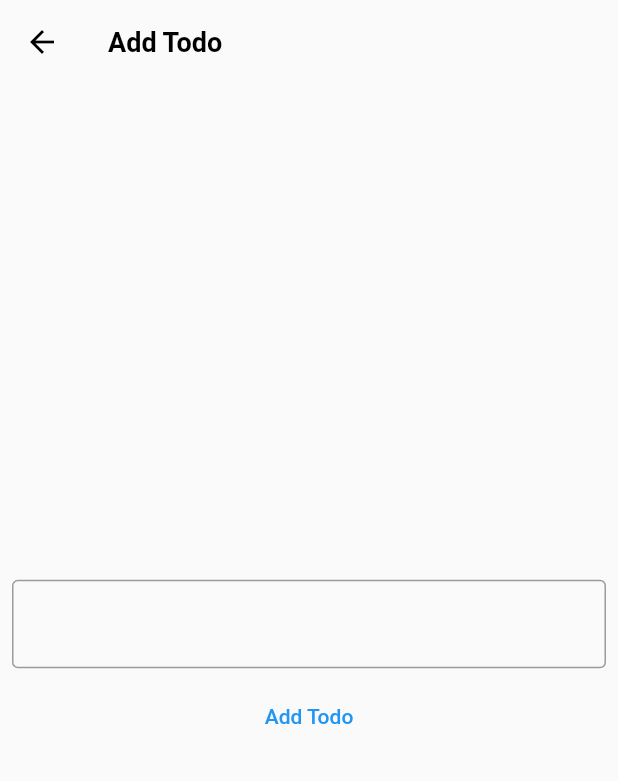
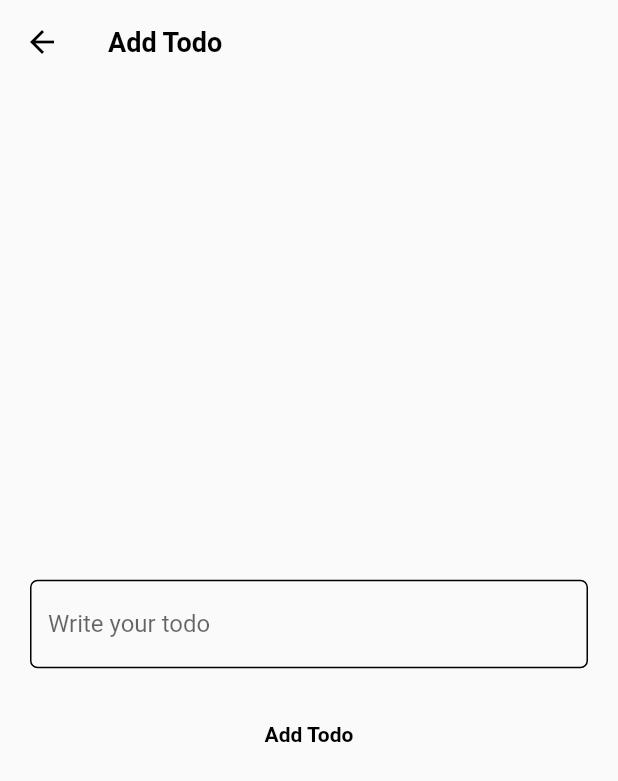
Before and after one commit to offfahad/state-management-app, a Flutter app: the screen it shows after launch, after a tap on the "add" icon, on a phone screen of 412 x 824 dp. Shown: the top 781 px of the screen. Run offline on Flutter 3.47's test engine with Material 2 defaults, Android fonts, the phone set to English and light mode, and no system bars; our stand-ins replace flutter_riverpod, flutter_slidable.

Commit message:
task-done

```diff
--- a/lib/pages/add.dart
+++ b/lib/pages/add.dart
@@ -17,20 +17,34 @@ class AddTodo extends ConsumerWidget {
         mainAxisAlignment: MainAxisAlignment.center,
         children: [
           Padding(
-            padding: const EdgeInsets.all(8.0),
+            padding: const EdgeInsets.all(20.0),
             child: TextField(
+              cursorColor: Colors.black,
               controller: todoController,
-              decoration: const InputDecoration(
-                border: OutlineInputBorder(),
-              ),
+              decoration: InputDecoration(
+                hintText: 'Write your todo',
+                  border: const OutlineInputBorder(),
+                  enabledBorder: OutlineInputBorder(
+                    borderSide: const BorderSide(color: Colors.black),
+                    borderRadius: BorderRadius.circular(5),
+                  ),
+                  focusedBorder: OutlineInputBorder(
+                    borderSide: const BorderSide(color: Colors.black),
+                    borderRadius: BorderRadius.circular(5),
+                  )),
             ),
           ),
           TextButton(
-              onPressed: () {
-                ref.read(todoProvider.notifier).addTodo(todoController.text);
-                Navigator.pop(context);
-              },
-              child: const Text("Add Todo"))
+            onPressed: () {
+              ref.read(todoProvider.notifier).addTodo(todoController.text);
+              Navigator.pop(context);
+            },
+            child: const Text(
+              "Add Todo",
+              style:
+                  TextStyle(color: Colors.black, fontWeight: FontWeight.bold),
+            ),
+          )
         ],
       )),
     );
--- a/lib/pages/home.dart
+++ b/lib/pages/home.dart
@@ -26,13 +26,21 @@ class MyHomePage extends ConsumerWidget {
       body: ListView.builder(
           itemCount: activeTodos.length + 1,
           itemBuilder: (context, index) {
+            // if (activeTodos.isEmpty) {
+            //   return const Padding(
+            //     padding: EdgeInsets.only(top : 300),
+            //     child: Center(
+            //       child: Text('Add a Todo using a button below'),
+            //     ),
+            //   );
+            // } else
             if (index == activeTodos.length) {
               if (completedTodos.isEmpty) {
                 return Container();
               } else {
                 return Center(
                   child: TextButton(
-                    child: const Text("Completed Todos"),
+                    child: const Text("Completed Todos", style: TextStyle(color: Colors.black),),
                     onPressed: () => Navigator.of(context).push(
                       MaterialPageRoute(
                         builder: (context) => const CompletedTodo(),
@@ -47,12 +55,12 @@ class MyHomePage extends ConsumerWidget {
                   motion: const ScrollMotion(),
                   children: [
                     SlidableAction(
-                        onPressed: (context) =>
-                            ref.watch(todoProvider.notifier).deleteTodo(index),
+                      onPressed: (context) => ref
+                          .watch(todoProvider.notifier)
+                          .deleteTodo(activeTodos[index].todoId),
                       icon: Icons.delete,
                       backgroundColor: Colors.red,
-                        borderRadius:
-                            const BorderRadius.all(Radius.circular(20)),
+                      borderRadius: const BorderRadius.all(Radius.circular(20)),
                     )
                   ],
                 ),
@@ -62,15 +70,27 @@ class MyHomePage extends ConsumerWidget {
                     SlidableAction(
                       onPressed: (context) => ref
                           .watch(todoProvider.notifier)
-                            .completeTodo(index),
+                          .completeTodo(activeTodos[index].todoId),
                       icon: Icons.check,
                       backgroundColor: Colors.green,
-                        borderRadius:
-                            const BorderRadius.all(Radius.circular(20)),
+                      borderRadius: const BorderRadius.all(Radius.circular(20)),
                     )
                   ],
                 ),
-                  child: ListTile(title: Text(activeTodos[index].content)));
+                child: Container(
+                  margin: const EdgeInsets.all(10),
+                  padding: const EdgeInsets.all(10),
+                  decoration: BoxDecoration(
+                    color: Colors.grey[300],
+                    borderRadius: const BorderRadius.all(
+                      Radius.circular(20),
+                    ),
+                  ),
+                  child: ListTile(
+                    title: Text(activeTodos[index].content),
+                  ),
+                ),
+              );
             }
           }),
       floatingActionButton: FloatingActionButton(
```
Also changed, not shown: lib/pages/complete.dart (+22 -6 lines). Lines whose indentation alone changed are shown as unchanged.
